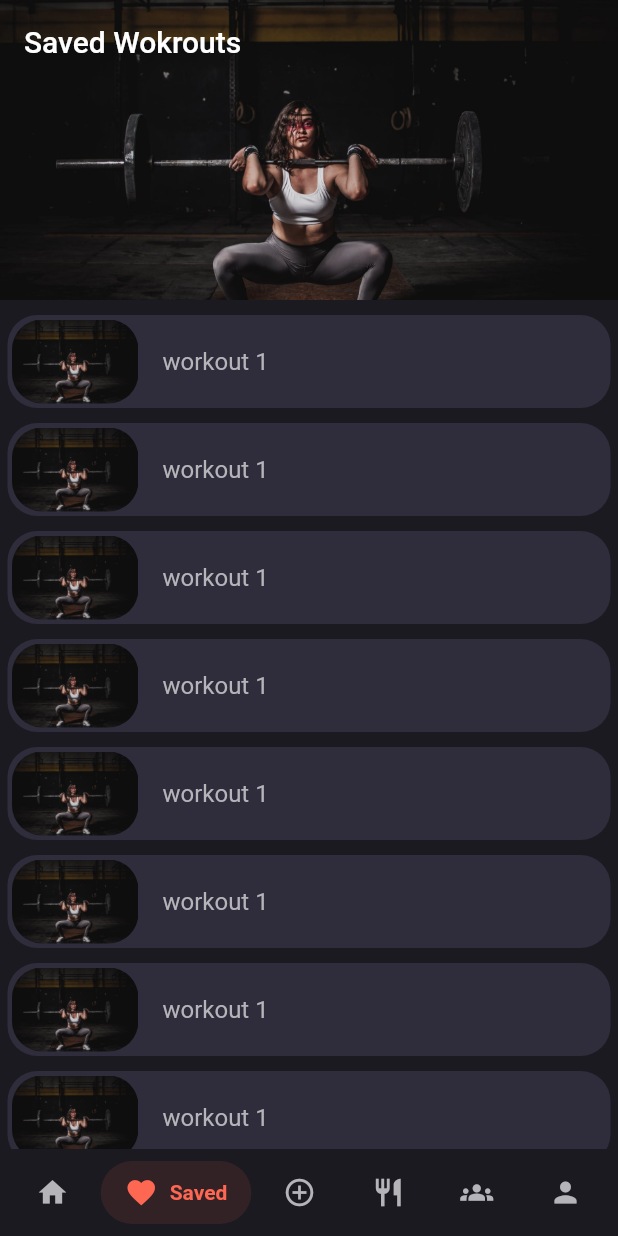
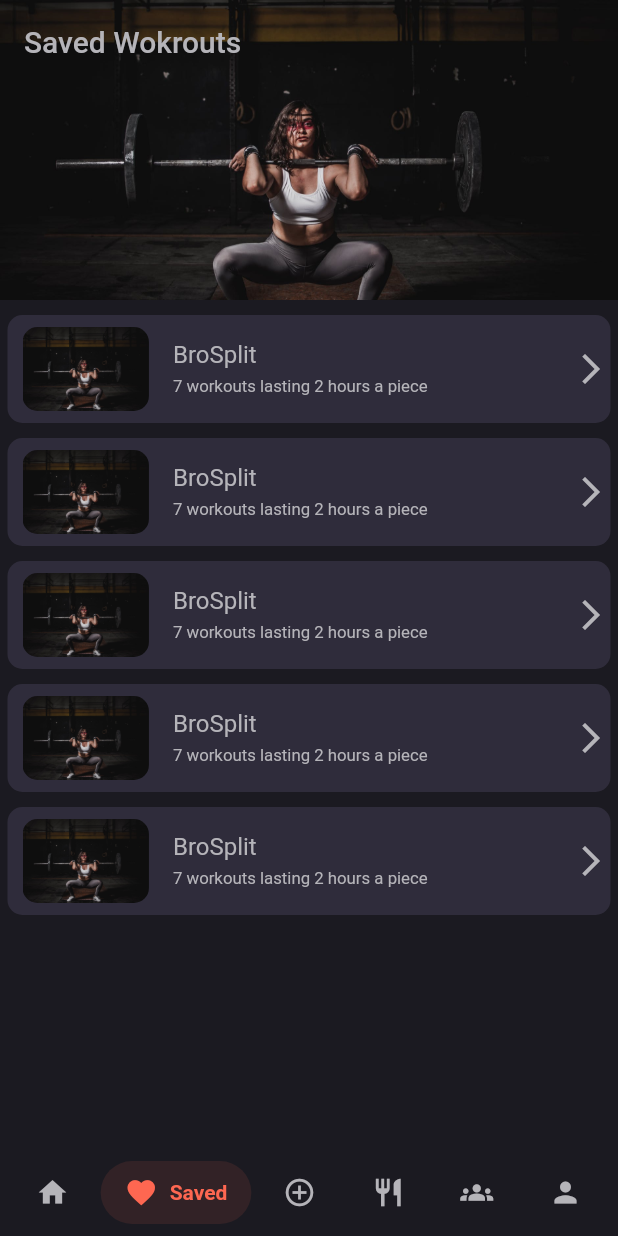
Before and after one commit to ColtonDevAcc/FitStack.ioApp-depricated, a Flutter app: the screen it shows after launch, item 2 of the bottom bar chosen, on a phone screen of 412 x 824 dp. Run offline on Flutter 3.47's test engine with Material 2 defaults, Android fonts, the phone set to English and light mode, and no system bars; drawn by our look-alikes of salomon_bottom_bar.

Commit message:
SavedWorkoutView

```diff
--- a/lib/main.dart
+++ b/lib/main.dart
@@ -29,6 +29,7 @@ class _MyAppState extends State<MyApp> {
             title: 'Aircraft Closing Room',
             home: MainView(),
             theme: ThemeData(
+              accentColor: Apptheme.mainButonColor,
               textTheme: TextTheme(
                 subtitle1: TextStyle(color: Apptheme.mainTextColor),
                 subtitle2: TextStyle(color: Apptheme.mainTextColor),
--- a/lib/views/savedView.dart
+++ b/lib/views/savedView.dart
@@ -8,33 +8,24 @@ class SavedView extends StatelessWidget {
   @override
   Widget build(BuildContext context) {
     return CustomScrollView(
+      scrollBehavior: ScrollBehavior(),
       slivers: [
         SliverAppBar(
           floating: false,
-          pinned: false,
+          pinned: true,
           expandedHeight: 200,
-          title: Text('Saved Wokrouts'),
+          title: Text('Saved Wokrouts', style: TextStyle(color: Apptheme.mainTextColor)),
           flexibleSpace: FlexibleSpaceBar(background: Image.asset('assets/images/gymGirl.png', fit: BoxFit.cover)),
           backgroundColor: Apptheme.mainBackgroundColor,
         ),
         SliverList(
           delegate: SliverChildListDelegate(
             [
-              savedWokrouts(),
-              savedWokrouts(),
-              savedWokrouts(),
-              savedWokrouts(),
-              savedWokrouts(),
-              savedWokrouts(),
-              savedWokrouts(),
-              savedWokrouts(),
-              savedWokrouts(),
-              savedWokrouts(),
-              savedWokrouts(),
-              savedWokrouts(),
-              savedWokrouts(),
-              savedWokrouts(),
-              savedWokrouts(),
+              savedWokrouts(planTitle: 'BroSplit', planSubtitle: '7 workouts lasting 2 hours a piece'),
+              savedWokrouts(planTitle: 'BroSplit', planSubtitle: '7 workouts lasting 2 hours a piece'),
+              savedWokrouts(planTitle: 'BroSplit', planSubtitle: '7 workouts lasting 2 hours a piece'),
+              savedWokrouts(planTitle: 'BroSplit', planSubtitle: '7 workouts lasting 2 hours a piece'),
+              savedWokrouts(planTitle: 'BroSplit', planSubtitle: '7 workouts lasting 2 hours a piece'),
             ],
           ),
         )
@@ -43,18 +34,27 @@ class SavedView extends StatelessWidget {
   }
 }
 
-Padding savedWokrouts() {
+Padding savedWokrouts({planTitle: String, planSubtitle: String}) {
   return Padding(
     padding: const EdgeInsets.fromLTRB(5, 10, 5, 0),
-    child: Container(
-      decoration: BoxDecoration(borderRadius: BorderRadius.circular(20), color: Apptheme.mainCardColor),
-      child: ListTile(
-        title: Text('workout 1'),
-        leading: ClipRRect(
-          child: Image.asset('assets/images/gymGirl.png'),
-          borderRadius: BorderRadius.circular(20),
+    child: GestureDetector(
+      onTap: () {},
+      child: Container(
+        decoration: BoxDecoration(borderRadius: BorderRadius.circular(10), color: Apptheme.mainCardColor),
+        child: ListTile(
+          subtitle: Text(planSubtitle, textScaleFactor: .8, style: TextStyle(color: Apptheme.mainTextColor)),
+          title: Row(
+            children: [
+              Text(planTitle),
+            ],
+          ),
+          trailing: Icon(Icons.arrow_forward_ios, color: Apptheme.mainTextColor),
+          leading: ClipRRect(
+            child: Image.asset('assets/images/gymGirl.png'),
+            borderRadius: BorderRadius.circular(10),
+          ),
+          contentPadding: EdgeInsets.fromLTRB(10, 0, 1, 0),
         ),
-        contentPadding: EdgeInsets.fromLTRB(3, 3, 10, 3),
       ),
     ),
   );
```
